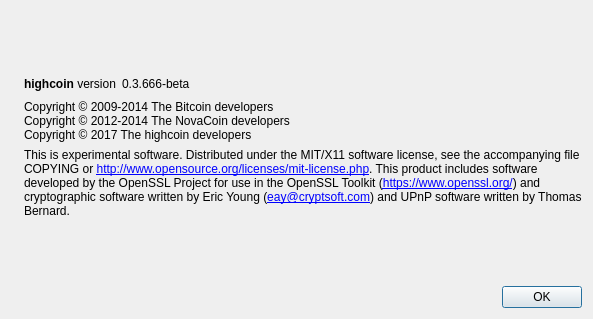
First picture: the form in src/qt/forms/aboutdialog.ui, repository Healkiller/Highcoin, before the edit.
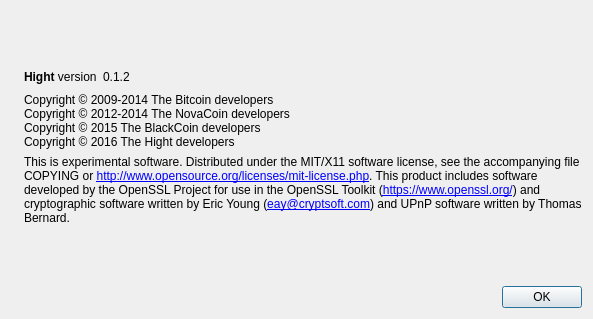
Second picture: the form after the edit. Icons and pictures are not drawn.

```diff
--- a/src/qt/forms/aboutdialog.ui
+++ b/src/qt/forms/aboutdialog.ui
@@ -50,7 +50,7 @@
           <cursorShape>IBeamCursor</cursorShape>
          </property>
          <property name="text">
-          <string>&lt;b&gt;highcoin&lt;/b&gt; version</string>
+          <string>&lt;b&gt;Hight&lt;/b&gt; version</string>
          </property>
          <property name="textInteractionFlags">
           <set>Qt::LinksAccessibleByMouse|Qt::TextSelectableByKeyboard|Qt::TextSelectableByMouse</set>
@@ -63,7 +63,7 @@
           <cursorShape>IBeamCursor</cursorShape>
          </property>
          <property name="text">
-          <string notr="true">0.3.666-beta</string>
+          <string notr="true">0.1.2</string>
          </property>
          <property name="textInteractionFlags">
           <set>Qt::LinksAccessibleByMouse|Qt::TextSelectableByKeyboard|Qt::TextSelectableByMouse</set>
@@ -93,7 +93,8 @@
        <property name="text">
         <string>Copyright © 2009-2014 The Bitcoin developers
 Copyright © 2012-2014 The NovaCoin developers
-Copyright © 2017 The highcoin developers</string>
+Copyright © 2015 The BlackCoin developers
+Copyright © 2016 The Hight developers</string>
        </property>
        <property name="textInteractionFlags">
         <set>Qt::LinksAccessibleByMouse|Qt::TextSelectableByKeyboard|Qt::TextSelectableByMouse</set>
```
Left out of the diff: 5 changed lines with no effect on the pictures.
